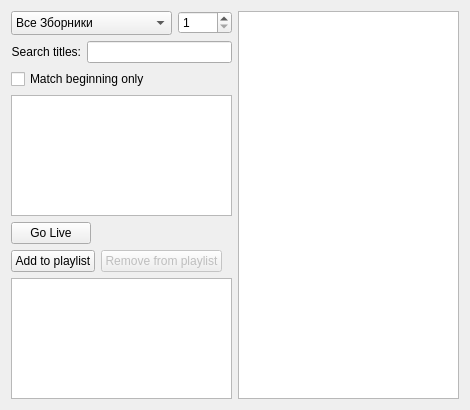
The window that src/songwidget.ui (SoftProjector/src) describes before a commit, drawn with Qt 5.
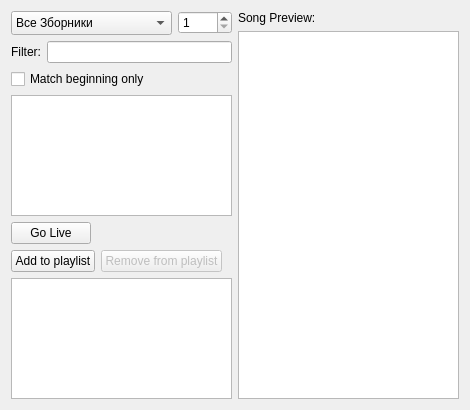
The same window after the commit.

Patch:
```diff
--- a/src/songwidget.ui
+++ b/src/songwidget.ui
@@ -63,6 +63,13 @@
    </item>
    <item row="0" column="1" rowspan="7">
     <layout class="QVBoxLayout" name="verticalLayout_2">
+     <item>
+      <widget class="QLabel" name="label">
+       <property name="text">
+        <string>Song Preview:</string>
+       </property>
+      </widget>
+     </item>
      <item>
       <widget class="QListWidget" name="listPreview">
        <property name="minimumSize">
@@ -86,7 +93,7 @@
      <item>
       <widget class="QLabel" name="label_2">
        <property name="text">
-        <string>Search titles:</string>
+        <string>Filter:</string>
        </property>
        <property name="alignment">
         <set>Qt::AlignRight|Qt::AlignTrailing|Qt::AlignVCenter</set>
```
